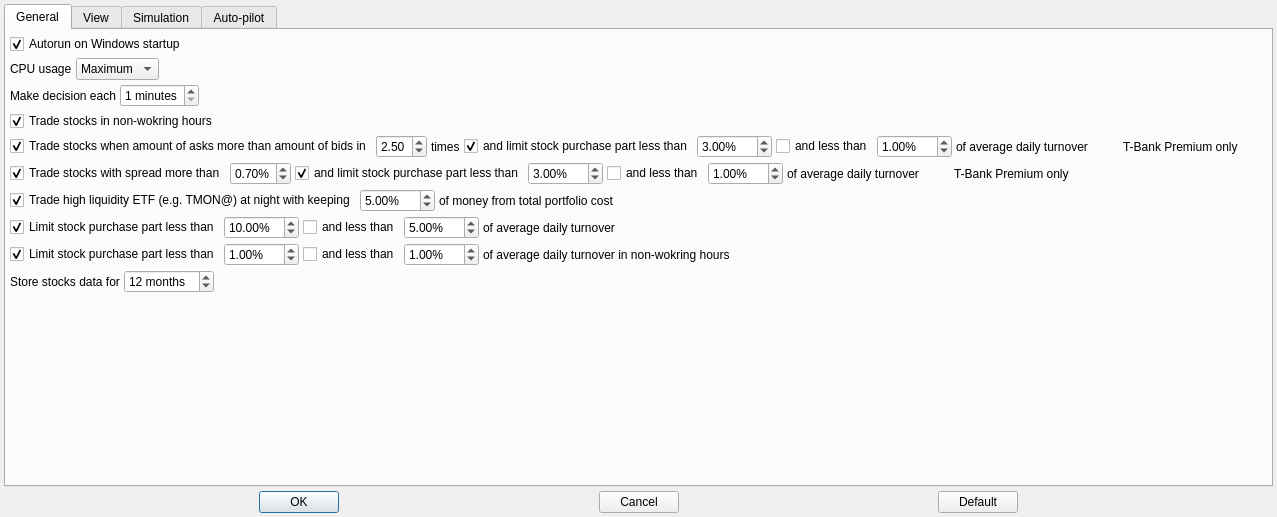
Old version of the form app/src/dialogs/settingsdialog/settingsdialog.ui in the repository Gris87/TInvestor.
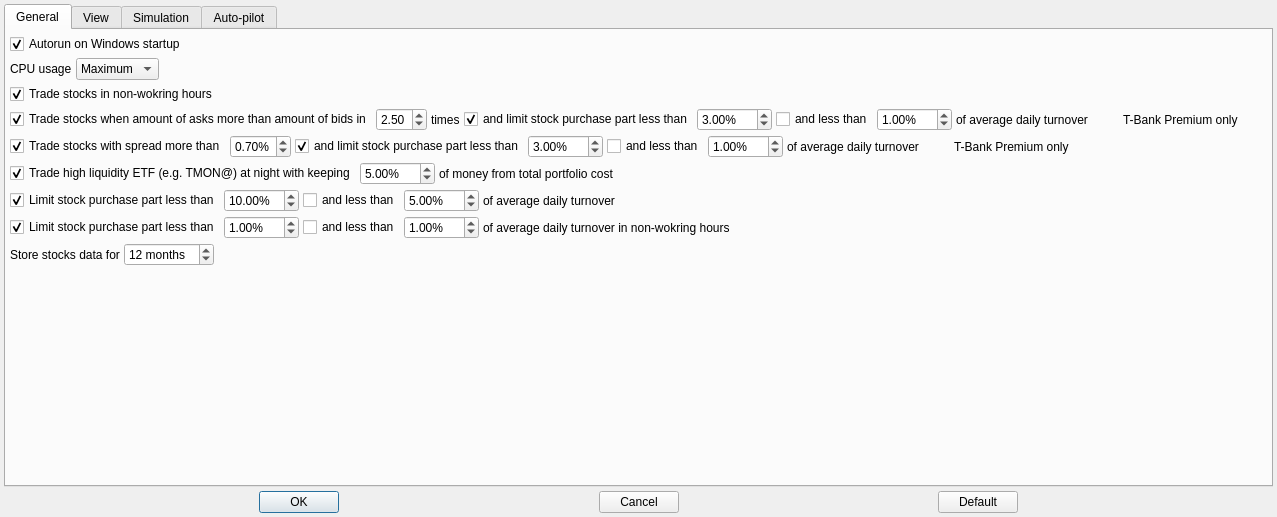
New version of the form. Icons and pictures are not drawn.

Commit message: Remove option with decision interval

```diff
--- a/app/src/dialogs/settingsdialog/settingsdialog.ui
+++ b/app/src/dialogs/settingsdialog/settingsdialog.ui
@@ -118,46 +118,6 @@
          </item>
         </layout>
        </item>
-       <item>
-        <layout class="QHBoxLayout" name="horizontalLayout_2">
-         <property name="spacing">
-          <number>4</number>
-         </property>
-         <item>
-          <widget class="QLabel" name="label_2">
-           <property name="text">
-            <string>Make decision each</string>
-           </property>
-          </widget>
-         </item>
-         <item>
-          <widget class="QSpinBox" name="makeDecisionTimeoutSpinBox">
-           <property name="suffix">
-            <string> minutes</string>
-           </property>
-           <property name="minimum">
-            <number>1</number>
-           </property>
-           <property name="maximum">
-            <number>5</number>
-           </property>
-          </widget>
-         </item>
-         <item>
-          <spacer name="horizontalSpacer_2">
-           <property name="orientation">
-            <enum>Qt::Orientation::Horizontal</enum>
-           </property>
-           <property name="sizeHint" stdset="0">
-            <size>
-             <width>40</width>
-             <height>20</height>
-            </size>
-           </property>
-          </spacer>
-         </item>
-        </layout>
-       </item>
        <item>
         <layout class="QHBoxLayout" name="horizontalLayout_3">
          <property name="spacing">
```
The commit also changes 11 other files.
